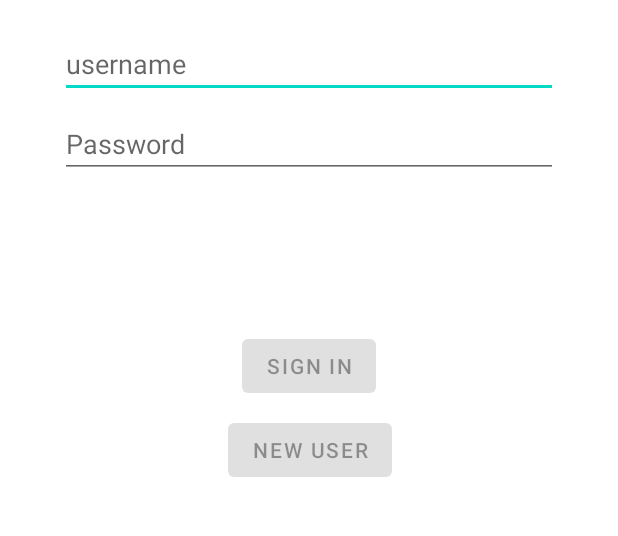
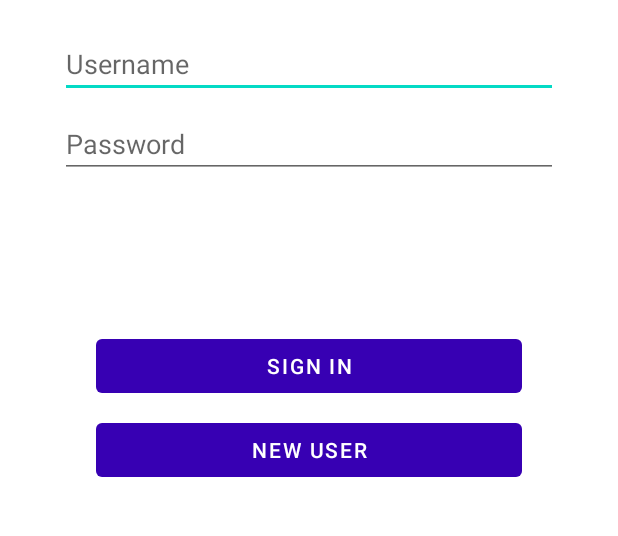
Before and after one commit to ksg604/cbr-manager, an Android app: the screen it shows after launch (LoginActivity), on a phone screen of 412 x 824 dp, the part 204-740 px from its top. Run offline under Robolectric (Android 15) with nearby library versions, the light colour scheme and no system bars.

Commit message:
Fix bugs pertaining to wording: uncapitalized, strings placed in wrong textviews

```diff
--- a/frontend/app/src/main/res/layout/activity_create_client_village_info.xml
+++ b/frontend/app/src/main/res/layout/activity_create_client_village_info.xml
@@ -69,7 +69,7 @@
         android:paddingLeft="10dp"
         android:paddingTop="10dp"
         android:paddingRight="10dp"
-        android:text="@string/location"
+        android:text="4. What is your location?"
         app:layout_constraintTop_toBottomOf="@+id/editTextFirstName"
         tools:layout_editor_absoluteX="0dp" />
 
--- a/frontend/app/src/main/res/layout/activity_login.xml
+++ b/frontend/app/src/main/res/layout/activity_login.xml
@@ -18,7 +18,7 @@
         android:layout_marginStart="24dp"
         android:layout_marginTop="140dp"
         android:layout_marginEnd="24dp"
-        android:hint="username"
+        android:hint="Username"
         android:inputType="textEmailAddress"
         android:selectAllOnFocus="true"
         app:layout_constraintEnd_toEndOf="parent"
@@ -43,7 +43,7 @@
 
     <Button
         android:id="@+id/login"
-        android:layout_width="wrap_content"
+        android:layout_width="match_parent"
         android:layout_height="wrap_content"
         android:layout_gravity="start"
         android:layout_marginStart="48dp"
@@ -52,6 +52,8 @@
         android:layout_marginBottom="64dp"
         android:enabled="false"
         android:text="@string/action_sign_in"
+        android:textColor="#FFF"
+        app:backgroundTint="@color/purple_700"
         app:layout_constraintBottom_toBottomOf="parent"
         app:layout_constraintEnd_toEndOf="parent"
         app:layout_constraintStart_toStartOf="parent"
@@ -60,7 +62,7 @@
 
     <Button
         android:id="@+id/buttonNewUser"
-        android:layout_width="wrap_content"
+        android:layout_width="match_parent"
         android:layout_height="wrap_content"
         android:layout_gravity="start"
         android:layout_marginStart="48dp"
@@ -68,6 +70,8 @@
         android:layout_marginEnd="48dp"
         android:enabled="false"
         android:text="New User"
+        android:textColor="#FFF"
+        app:backgroundTint="@color/purple_700"
         app:layout_constraintEnd_toEndOf="parent"
         app:layout_constraintHorizontal_bias="0.504"
         app:layout_constraintStart_toStartOf="parent"
--- a/frontend/app/src/main/res/layout/fragment_home.xml
+++ b/frontend/app/src/main/res/layout/fragment_home.xml
@@ -177,7 +177,7 @@
                 android:layout_marginStart="16dp"
                 android:layout_marginLeft="16dp"
                 android:layout_marginTop="16dp"
-                android:text="@string/outstanding_visits"
+                android:text="@string/visits"
                 android:textColor="@color/purple_700"
                 android:textSize="24sp"
                 app:layout_constraintStart_toStartOf="parent"
```
